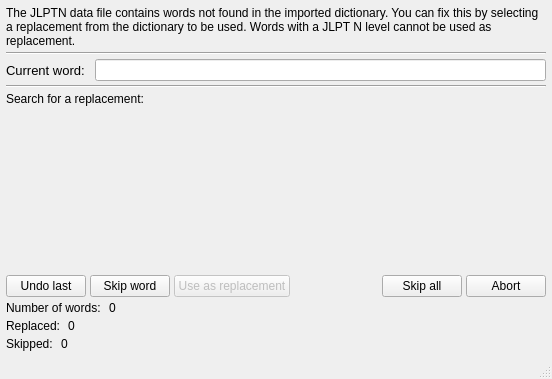
z1dev/zkanji, file jlptreplaceform.ui: the form before one commit.
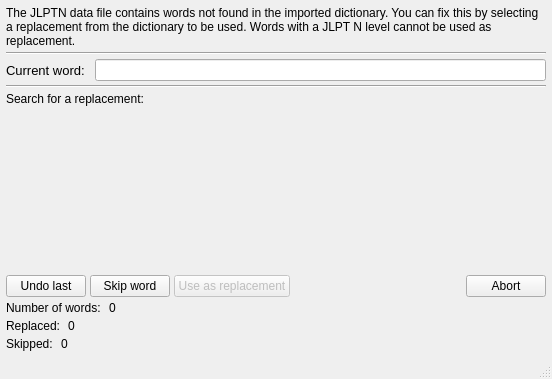
The form after the commit. Custom widgets are drawn as their Qt base class.

Commit message: Removed the "Skip all" button from the JLPT replacement form. Aborting or closing the dialog will act like skipping everything unchanged. The import won't abort by this.

Patch:
```diff
--- a/jlptreplaceform.ui
+++ b/jlptreplaceform.ui
@@ -170,13 +170,6 @@
         </property>
        </spacer>
       </item>
-      <item>
-       <widget class="QPushButton" name="skipAllButton">
-        <property name="text">
-         <string>Skip all</string>
-        </property>
-       </widget>
-      </item>
       <item>
        <widget class="QPushButton" name="abortButton">
         <property name="text">
```
Left out of the diff: 1 changed line with no effect on the pictures. The commit also changes 3 other files.
